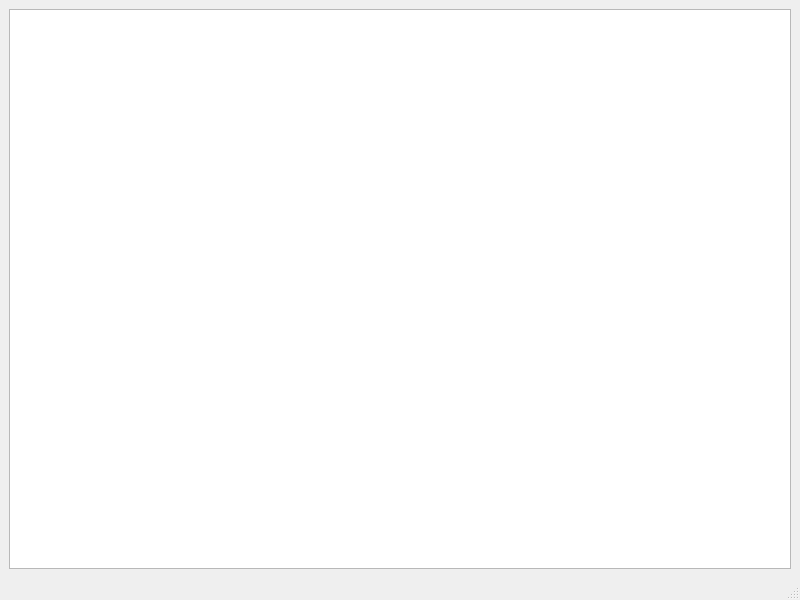
ToddyTreaks/Chess, file Chess/mainwindow.ui: the form before one commit.
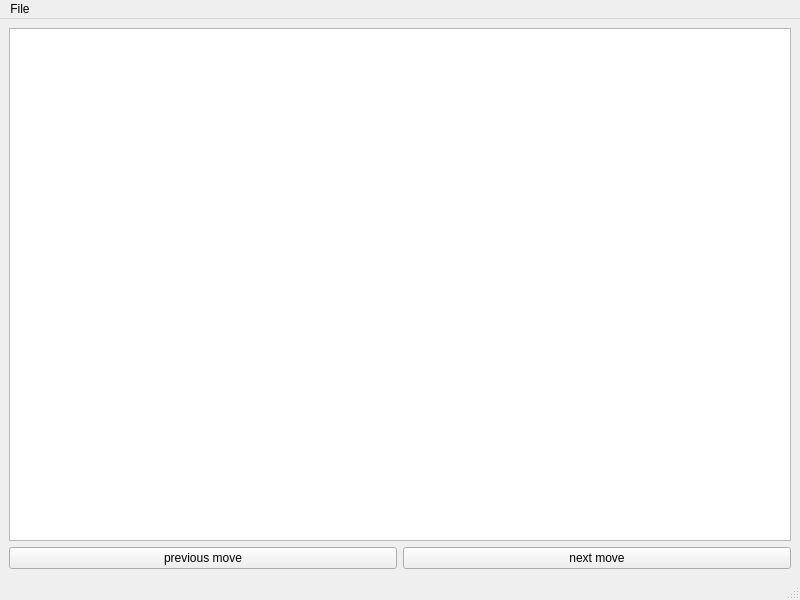
The form after the commit.

Commit message: completed nextMove and previousMove method of GameManager

What changed in the file:
```diff
--- a/Chess/mainwindow.ui
+++ b/Chess/mainwindow.ui
@@ -18,6 +18,24 @@
     <item row="0" column="0">
      <widget class="QGraphicsView" name="graphicsView"/>
     </item>
+    <item row="1" column="0">
+     <layout class="QHBoxLayout" name="horizontalLayout">
+      <item>
+       <widget class="QPushButton" name="previousMove">
+        <property name="text">
+         <string>previous move</string>
+        </property>
+       </widget>
+      </item>
+      <item>
+       <widget class="QPushButton" name="nextMove">
+        <property name="text">
+         <string>next move</string>
+        </property>
+       </widget>
+      </item>
+     </layout>
+    </item>
    </layout>
   </widget>
   <widget class="QMenuBar" name="menubar">
@@ -29,6 +47,13 @@
      <height>25</height>
     </rect>
    </property>
+   <widget class="QMenu" name="menuFile">
+    <property name="title">
+     <string>File</string>
+    </property>
+    <addaction name="actionOpen"/>
+   </widget>
+   <addaction name="menuFile"/>
   </widget>
   <widget class="QStatusBar" name="statusbar"/>
  </widget>
```
Left out of the diff: 5 changed lines with no effect on the pictures. The commit also changes 13 other files.
